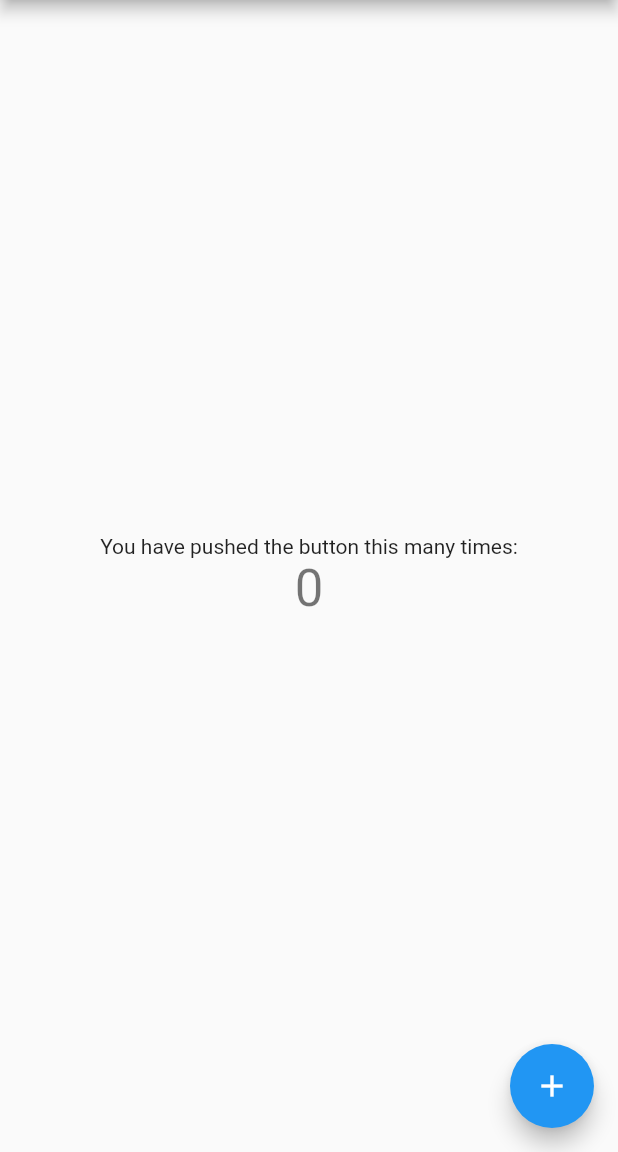
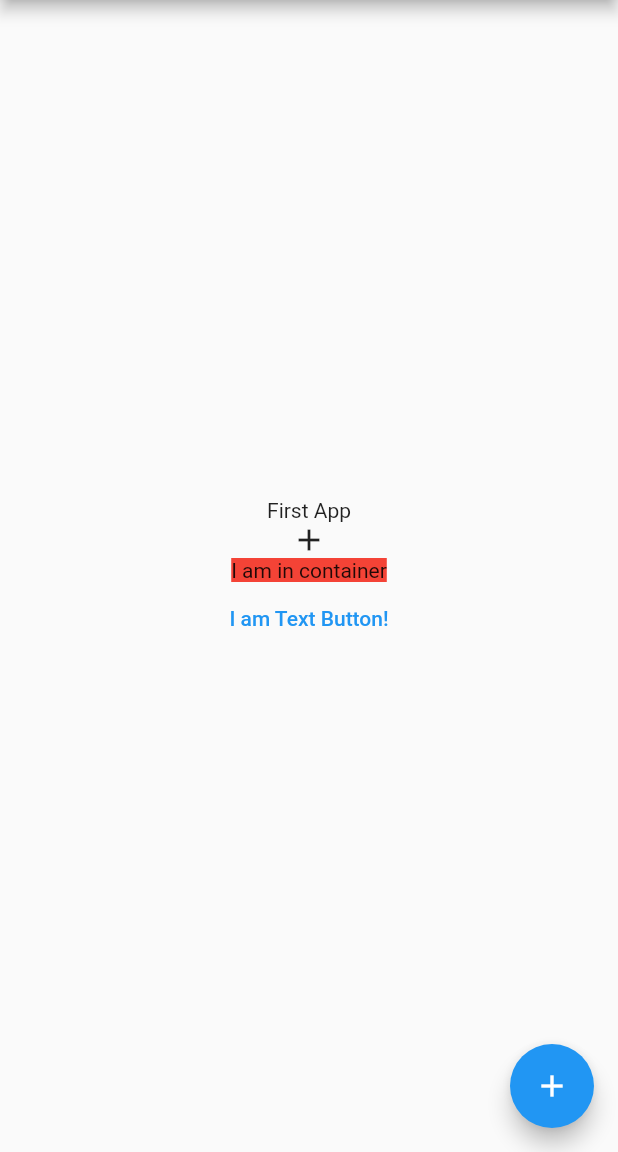
Before and after one commit to kish191919/Flutter_Projects, a Flutter app: the screen it shows after launch, on a phone screen of 412 x 824 dp, the part 84-1236 px from its top. Run offline on Flutter 3.47's test engine with Material 2 defaults, Android fonts, the phone set to English and light mode, and no system bars; our stand-ins replace sqflite; accounts and stored records are empty.

Commit message:
practice project01-01

```diff
--- a/Project01/lib/main.dart
+++ b/Project01/lib/main.dart
@@ -49,14 +49,17 @@ class _MyHomePageState extends State<MyHomePage> {
       body: Center(
         child: Column(
           mainAxisAlignment: MainAxisAlignment.center,
-          children: <Widget>[
-            Text(
-              'You have pushed the button this many times:',
+          children: [
+            Text("First App"),
+            Icon(Icons.add),
+            Container(
+              child: Text("I am in container"),
+              color: Colors.red,
             ),
-            Text(
-              '$_counter',
-              style: Theme.of(context).textTheme.headline4,
-            ),
+            TextButton(child: Text("I am Text Button!"),
+            onPressed: (){
+              print("I am pressed!");
+            },)
           ],
         ),
       ),
```
